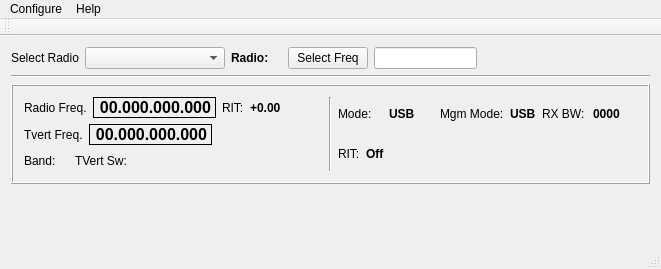
The window that mqt/MqtRigControl/rigcontrolmainwindow.ui (Rsclub22/Minos2-Mirror) describes before a commit, drawn with Qt 5.
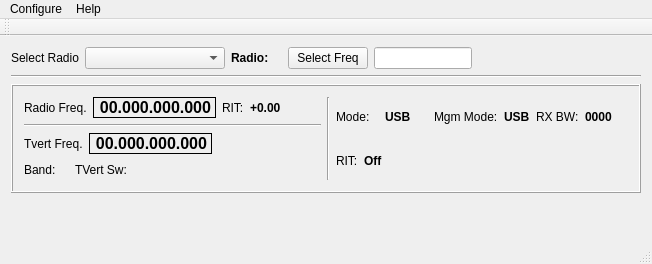
The same window after the commit. Custom widgets are drawn as their Qt base class.

Diff of the .ui file:
```diff
--- a/mqt/MqtRigControl/rigcontrolmainwindow.ui
+++ b/mqt/MqtRigControl/rigcontrolmainwindow.ui
@@ -6,8 +6,8 @@
    <rect>
     <x>0</x>
     <y>0</y>
-    <width>661</width>
-    <height>269</height>
+    <width>652</width>
+    <height>264</height>
    </rect>
   </property>
   <property name="windowTitle">
@@ -176,6 +176,13 @@
              </item>
             </layout>
            </item>
+           <item>
+            <widget class="Line" name="line_3">
+             <property name="orientation">
+              <enum>Qt::Horizontal</enum>
+             </property>
+            </widget>
+           </item>
            <item>
             <layout class="QHBoxLayout" name="horizontalLayout">
              <item>
@@ -438,7 +445,7 @@
     <rect>
      <x>0</x>
      <y>0</y>
-     <width>661</width>
+     <width>652</width>
      <height>21</height>
     </rect>
    </property>
```
